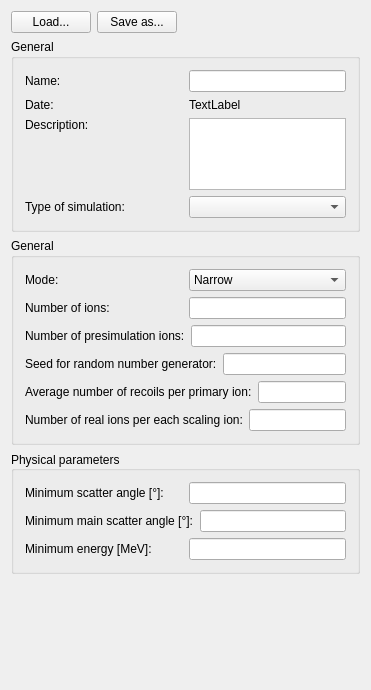
This is ui_files/ui_request_simulation_settings.ui in JYU-IBA/potku as Qt 5 draws it before an edit. The edited form follows.
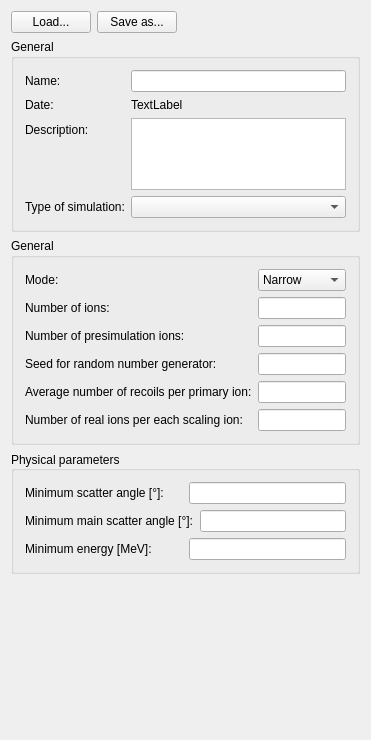
This is the edited form.

Commit message:
Updated Request Settings view
Added some new parameters.

Diff of the .ui file:
```diff
--- a/ui_files/ui_request_simulation_settings.ui
+++ b/ui_files/ui_request_simulation_settings.ui
@@ -10,7 +10,7 @@
     <x>0</x>
     <y>0</y>
     <width>371</width>
-    <height>690</height>
+    <height>740</height>
    </rect>
   </property>
   <property name="sizePolicy">
@@ -96,8 +96,8 @@
        </property>
        <layout class="QVBoxLayout" name="verticalLayout_7">
         <item>
-         <layout class="QHBoxLayout" name="horizontalLayout_36">
-          <item>
+         <layout class="QFormLayout" name="formLayout">
+          <item row="0" column="0">
            <widget class="QLabel" name="label_31">
             <property name="sizePolicy">
              <sizepolicy hsizetype="Preferred" vsizetype="Preferred">
@@ -116,10 +116,10 @@
             </property>
            </widget>
           </item>
-          <item>
+          <item row="0" column="1">
            <widget class="QLineEdit" name="nameLineEdit">
             <property name="sizePolicy">
-             <sizepolicy hsizetype="Preferred" vsizetype="Fixed">
+             <sizepolicy hsizetype="Expanding" vsizetype="Fixed">
               <horstretch>0</horstretch>
               <verstretch>0</verstretch>
              </sizepolicy>
@@ -138,11 +138,7 @@
             </property>
            </widget>
           </item>
-         </layout>
-        </item>
-        <item>
-         <layout class="QHBoxLayout" name="horizontalLayout_38">
-          <item>
+          <item row="1" column="0">
            <widget class="QLabel" name="label_33">
             <property name="sizePolicy">
              <sizepolicy hsizetype="Preferred" vsizetype="Preferred">
@@ -161,7 +157,7 @@
             </property>
            </widget>
           </item>
-          <item>
+          <item row="1" column="1">
            <widget class="QLabel" name="dateLabel">
             <property name="sizePolicy">
              <sizepolicy hsizetype="Preferred" vsizetype="Fixed">
@@ -183,11 +179,7 @@
             </property>
            </widget>
           </item>
-         </layout>
-        </item>
-        <item>
-         <layout class="QHBoxLayout" name="horizontalLayout_37">
-          <item alignment="Qt::AlignTop">
+          <item row="2" column="0">
            <widget class="QLabel" name="label_32">
             <property name="sizePolicy">
              <sizepolicy hsizetype="Preferred" vsizetype="Preferred">
@@ -206,10 +198,10 @@
             </property>
            </widget>
           </item>
-          <item>
+          <item row="2" column="1">
            <widget class="QPlainTextEdit" name="descriptionLineEdit">
             <property name="sizePolicy">
-             <sizepolicy hsizetype="Preferred" vsizetype="Fixed">
+             <sizepolicy hsizetype="Expanding" vsizetype="Fixed">
               <horstretch>0</horstretch>
               <verstretch>0</verstretch>
              </sizepolicy>
@@ -219,11 +211,7 @@
             </property>
            </widget>
           </item>
-         </layout>
-        </item>
-        <item>
-         <layout class="QHBoxLayout" name="typeOfSimulationLayout_2">
-          <item>
+          <item row="3" column="0">
            <widget class="QLabel" name="typeOfSimulationLabel_2">
             <property name="sizePolicy">
              <sizepolicy hsizetype="Preferred" vsizetype="Preferred">
@@ -242,10 +230,10 @@
             </property>
            </widget>
           </item>
-          <item>
+          <item row="3" column="1">
            <widget class="QComboBox" name="typeOfSimulationComboBox">
             <property name="sizePolicy">
-             <sizepolicy hsizetype="Preferred" vsizetype="Fixed">
+             <sizepolicy hsizetype="Expanding" vsizetype="Fixed">
               <horstretch>0</horstretch>
               <verstretch>0</verstretch>
              </sizepolicy>
@@ -288,8 +276,8 @@
        </property>
        <layout class="QVBoxLayout" name="verticalLayout_9">
         <item>
-         <layout class="QHBoxLayout" name="recoilAngleWidthLayout_2">
-          <item>
+         <layout class="QFormLayout" name="formLayout_2">
+          <item row="0" column="0">
            <widget class="QLabel" name="recoilAngleWidthLabel_2">
             <property name="sizePolicy">
              <sizepolicy hsizetype="Preferred" vsizetype="Preferred">
@@ -308,7 +296,7 @@
             </property>
            </widget>
           </item>
-          <item>
+          <item row="0" column="1">
            <widget class="QComboBox" name="modeComboBox">
             <property name="sizePolicy">
              <sizepolicy hsizetype="Preferred" vsizetype="Fixed">
@@ -340,11 +328,7 @@
             </item>
            </widget>
           </item>
-         </layout>
-        </item>
-        <item>
-         <layout class="QHBoxLayout" name="numberOfIonsLayout_2">
-          <item>
+          <item row="1" column="0">
            <widget class="QLabel" name="numberOfIonsLabel_2">
             <property name="sizePolicy">
              <sizepolicy hsizetype="Preferred" vsizetype="Preferred">
@@ -363,10 +347,10 @@
             </property>
            </widget>
           </item>
-          <item>
+          <item row="1" column="1">
            <widget class="QLineEdit" name="noOfIonsLineEdit">
             <property name="sizePolicy">
-             <sizepolicy hsizetype="Preferred" vsizetype="Fixed">
+             <sizepolicy hsizetype="Expanding" vsizetype="Fixed">
               <horstretch>0</horstretch>
               <verstretch>0</verstretch>
              </sizepolicy>
@@ -385,11 +369,7 @@
             </property>
            </widget>
           </item>
-         </layout>
-        </item>
-        <item>
-         <layout class="QHBoxLayout" name="numberOfPresimuIonsLayout_2">
-          <item>
+          <item row="2" column="0">
            <widget class="QLabel" name="numberOfPresimuIonsLabel_2">
             <property name="sizePolicy">
              <sizepolicy hsizetype="Preferred" vsizetype="Preferred">
@@ -408,10 +388,12 @@
             </property>
            </widget>
           </item>
+          <item row="2" column="1">
+           <layout class="QHBoxLayout" name="numberOfPresimuIonsLayout_2">
           <item>
            <widget class="QLineEdit" name="noOfPreionsLineEdit">
             <property name="sizePolicy">
-             <sizepolicy hsizetype="Preferred" vsizetype="Fixed">
+               <sizepolicy hsizetype="Expanding" vsizetype="Fixed">
               <horstretch>0</horstretch>
               <verstretch>0</verstretch>
              </sizepolicy>
@@ -432,9 +414,7 @@
           </item>
          </layout>
         </item>
-        <item>
-         <layout class="QHBoxLayout" name="seedLayout_2">
-          <item>
+          <item row="3" column="0">
            <widget class="QLabel" name="seedLabel_2">
             <property name="sizePolicy">
              <sizepolicy hsizetype="Preferred" vsizetype="Preferred">
@@ -453,10 +433,10 @@
             </property>
            </widget>
           </item>
-          <item>
+          <item row="3" column="1">
            <widget class="QLineEdit" name="seedLineEdit">
             <property name="sizePolicy">
-             <sizepolicy hsizetype="Preferred" vsizetype="Fixed">
+             <sizepolicy hsizetype="Expanding" vsizetype="Fixed">
               <horstretch>0</horstretch>
               <verstretch>0</verstretch>
              </sizepolicy>
@@ -475,11 +455,7 @@
             </property>
            </widget>
           </item>
-         </layout>
-        </item>
-        <item>
-         <layout class="QHBoxLayout" name="averageNumberOfRecoilsLayout_2">
-          <item>
+          <item row="4" column="0">
            <widget class="QLabel" name="averageNumberOfRecoilsLabel_2">
             <property name="sizePolicy">
              <sizepolicy hsizetype="Preferred" vsizetype="Preferred">
@@ -498,10 +474,10 @@
             </property>
            </widget>
           </item>
-          <item>
+          <item row="4" column="1">
            <widget class="QLineEdit" name="noOfRecoilsLineEdit">
             <property name="sizePolicy">
-             <sizepolicy hsizetype="Preferred" vsizetype="Fixed">
+             <sizepolicy hsizetype="Expanding" vsizetype="Fixed">
               <horstretch>0</horstretch>
               <verstretch>0</verstretch>
              </sizepolicy>
@@ -520,11 +496,7 @@
             </property>
            </widget>
           </item>
-         </layout>
-        </item>
-        <item>
-         <layout class="QHBoxLayout" name="numberOfRealIonsLayout_2">
-          <item>
+          <item row="5" column="0">
            <widget class="QLabel" name="numberOfRealIonsLabel_2">
             <property name="sizePolicy">
              <sizepolicy hsizetype="Preferred" vsizetype="Preferred">
@@ -543,10 +515,10 @@
             </property>
            </widget>
           </item>
-          <item>
+          <item row="5" column="1">
            <widget class="QLineEdit" name="noOfScalingLineEdit">
             <property name="sizePolicy">
-             <sizepolicy hsizetype="Preferred" vsizetype="Fixed">
+             <sizepolicy hsizetype="Expanding" vsizetype="Fixed">
               <horstretch>0</horstretch>
               <verstretch>0</verstretch>
              </sizepolicy>
```
Lines whose indentation alone changed are shown as unchanged. The commit also changes 3 other files.
